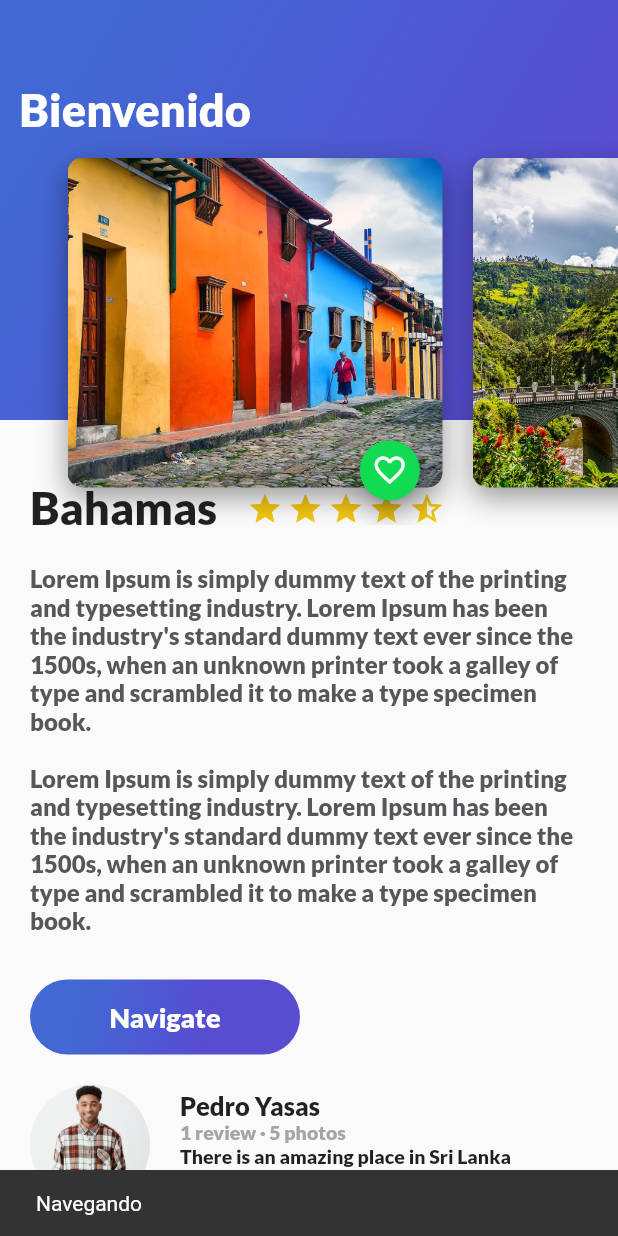
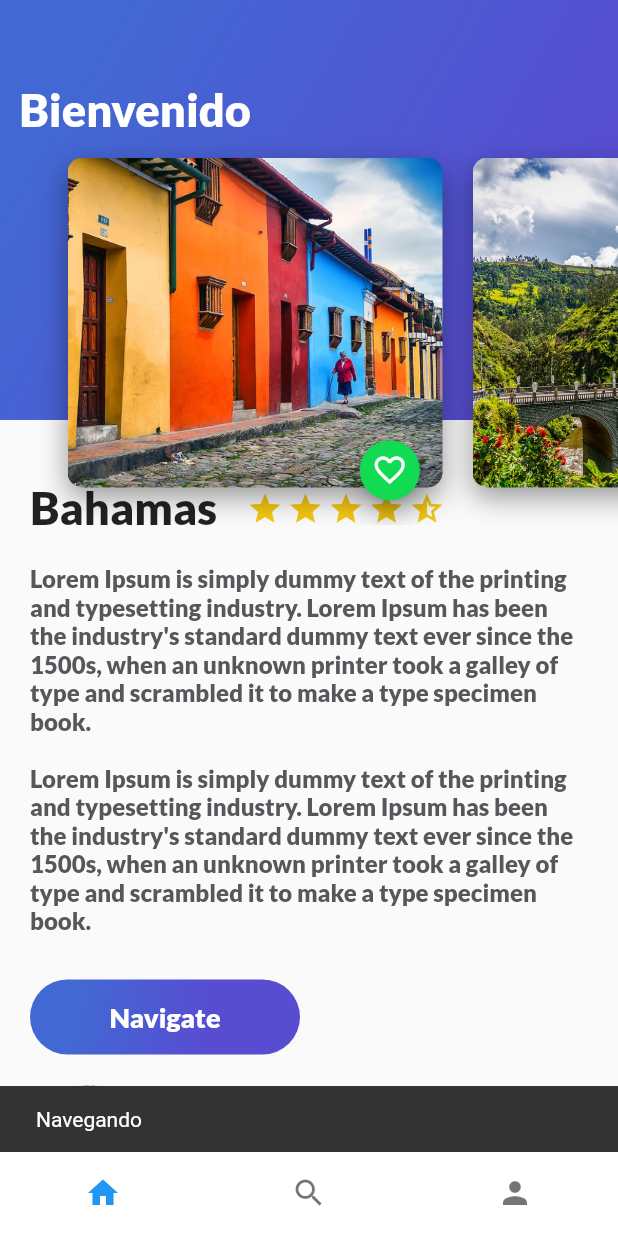
Before and after one commit to makyp/practicaFlutter, a Flutter app: the screen it shows after launch, after a tap on "Navigate", on a phone screen of 412 x 824 dp. Run offline on Flutter 3.47's test engine with Material 2 defaults, Android fonts, the phone set to English and light mode, and no system bars.

Commit message:
Se agrego un navegationBar con home busqueda y perfil permitiendo la correcta navegacion entre ellos

```diff
--- /dev/null
+++ b/lib/home_trip.dart
@@ -0,0 +1,24 @@
+import 'package:flutter/material.dart';
+import 'package:proyecto1/review_list.dart';
+
+import 'description_place.dart';
+import 'header_appbar.dart';
+
+class HomeTrip extends StatelessWidget{String descriptionDummy ="Lorem Ipsum is simply dummy text of the printing and typesetting industry. Lorem Ipsum has been the industry's standard dummy text ever since the 1500s, when an unknown printer took a galley of type and scrambled it to make a type specimen book. \n\nLorem Ipsum is simply dummy text of the printing and typesetting industry. Lorem Ipsum has been the industry's standard dummy text ever since the 1500s, when an unknown printer took a galley of type and scrambled it to make a type specimen book.";
+
+  @override
+  Widget build(BuildContext context) {
+    // TODO: implement build
+    return Stack(
+          children: <Widget>[
+            ListView(
+              children: <Widget>[
+                DescriptionPlace("Bahamas", 4, descriptionDummy),
+                ReviewList()
+            ],
+        ),
+        HeaderAppBar()
+      ],
+    );
+  }
+}
--- a/lib/main.dart
+++ b/lib/main.dart
@@ -1,7 +1,6 @@
 import 'package:flutter/material.dart';
-import 'description_place.dart';
-import 'review_list.dart';
-import 'header_appbar.dart';
+
+import 'proyecto_trips.dart';
 
 void main() {
   runApp(const MyApp());
@@ -10,34 +9,6 @@ void main() {
 class MyApp extends StatelessWidget {
   const MyApp({super.key});
 
-  // This widget is the root of your application.
-  @override
-  Widget build(BuildContext context) {
-    return MaterialApp(
-      title: 'Practica',
-      theme: ThemeData(
-
-        primarySwatch: Colors.purple,
-      ),
-      home: const MyHomePage(title: 'Share'),
-    );
-  }
-}
-
-class MyHomePage extends StatefulWidget {
-  const MyHomePage({super.key, required this.title});
-
-
-  final String title;
-
-  @override
-  State<MyHomePage> createState() => _MyHomePageState();
-}
-
-class _MyHomePageState extends State<MyHomePage> {
-  int _counter = 0;
-
-  String descriptionDummy ="Lorem Ipsum is simply dummy text of the printing and typesetting industry. Lorem Ipsum has been the industry's standard dummy text ever since the 1500s, when an unknown printer took a galley of type and scrambled it to make a type specimen book. \n\nLorem Ipsum is simply dummy text of the printing and typesetting industry. Lorem Ipsum has been the industry's standard dummy text ever since the 1500s, when an unknown printer took a galley of type and scrambled it to make a type specimen book.";
 
   @override
   Widget build(BuildContext context) {
@@ -47,21 +18,7 @@ class _MyHomePageState extends State<MyHomePage> {
 
            primarySwatch: Colors.blue,
     ),
-          home: Scaffold(
-            //body: new DescriptionPlace("Bahamas", 4, descriptionDummy),
-            body: Stack(
-              children: <Widget>[
-                ListView(
-                  children: <Widget>[
-                    DescriptionPlace("Bahamas", 4, descriptionDummy),
-                    ReviewList()
-
-                ],
-            ),
-            HeaderAppBar()
-          ],
-        ),
-       )
-    );//MyHomePage(title: 'Flutter Demo Home Page'),
+          home: ProyectoTrips()
+    );
   }
 }
--- /dev/null
+++ b/lib/profile_trips.dart
@@ -0,0 +1,12 @@
+import 'package:flutter/material.dart';
+
+class ProfileTrips extends StatelessWidget{
+  @override
+  Widget build(BuildContext context) {
+    // TODO: implement build
+    return Container(
+      color: Colors.teal,
+    );
+  }
+
+}
--- /dev/null
+++ b/lib/proyecto_trips.dart
@@ -0,0 +1,72 @@
+import 'package:flutter/material.dart';
+import 'home_trip.dart';
+import 'search_trips.dart';
+import 'profile_trips.dart';
+
+class ProyectoTrips extends StatefulWidget{
+  @override
+  State<StatefulWidget> createState() {
+    // TODO: implement createState
+
+    return _ProyectoTrips();
+  }
+
+}
+
+class _ProyectoTrips extends State<ProyectoTrips>{
+  int indexTap=0;//Declaramos e incializamos nuestro indice para la navegacion
+  final List<Widget> widgetsChildren =[// Dentro van la cantidad de vistas que se van mostrando
+    HomeTrip(),
+    SearchTrips(),
+    ProfileTrips(),
+
+  ];
+  void onTapTapped(int index){//Recibe el numero del indice recordemos que va de 0 hasta n-1
+    setState(() {//Llama la funcionalidad del estado del widget
+      indexTap=index;
+    });
+
+
+  }
+  @override
+  Widget build(BuildContext context) {
+    // TODO: implement build
+    //Para la navegacion
+
+    return Scaffold(
+      body: widgetsChildren[indexTap],//Se colocaran los taps que se desean
+      bottomNavigationBar: Theme(
+        //Personalizacion
+        data: Theme.of(context).copyWith(//Para colorear la barra
+          canvasColor: Colors.white,
+          primaryColor: Colors.purple //Este es el color que queremos para los iconos cuando se seleccionen
+
+        ),
+        child: BottomNavigationBar(
+          showSelectedLabels: false,
+          showUnselectedLabels: false,
+          onTap: onTapTapped,//Que sucede cuando alguien le de tap
+          currentIndex: indexTap,//Indicar que el indice que se aprege sea el ingresado
+          items: [ //Dentro se colocan los taps que tenga nuestro bottonNavigation
+            BottomNavigationBarItem(
+                icon: Icon(Icons.home), //Home es un icono por defecto que nos proporcionan
+                label: (" "),//Titulo de la seccion, si no tiene en blanco
+            ),
+
+            BottomNavigationBarItem(
+              icon: Icon(Icons.search), //Home es un icono por defecto que nos proporcionan
+              label: (" "),//Titulo de la seccion, si no tiene en blanco
+            ),
+
+            BottomNavigationBarItem(
+              icon: Icon(Icons.person), //Home es un icono por defecto que nos proporcionan
+              label: (" "),//Titulo de la seccion, si no tiene en blanco
+            ),
+
+          ],
+        ),
+      ),
+    );
+  }
+
+}
--- /dev/null
+++ b/lib/search_trips.dart
@@ -0,0 +1,12 @@
+import 'package:flutter/material.dart';
+
+class SearchTrips extends StatelessWidget{
+  @override
+  Widget build(BuildContext context) {
+    // TODO: implement build
+    return Container(
+      color: Colors.indigoAccent,
+    );
+  }
+
+}
```
